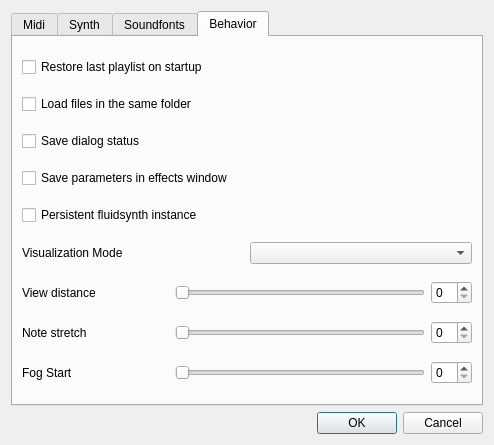
Qt form qmidiplayer-desktop/qmpsettingswindow.ui (chirs241097/QMidiPlayer) before a commit.
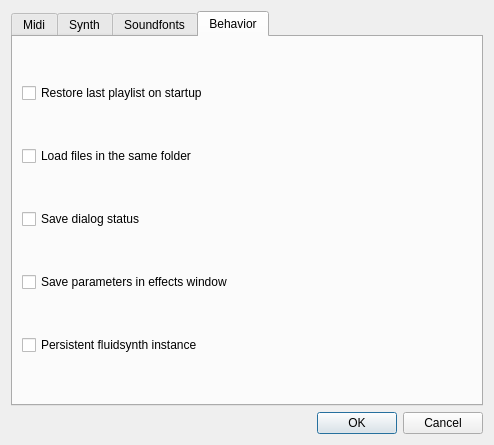
The same form after that commit. The open tabs and pages were chosen to show the change. Icons and pictures are not drawn.

Commit message: First stable version! Remove visualization stub. Complain explicitly if an invalid file is loaded. Remove fluidsynth warnings from stderr.

```diff
--- a/qmidiplayer-desktop/qmpsettingswindow.ui
+++ b/qmidiplayer-desktop/qmpsettingswindow.ui
@@ -562,167 +562,6 @@
          </property>
         </widget>
        </item>
-       <item>
-        <layout class="QHBoxLayout" name="horizontalLayout_2">
-         <item>
-          <widget class="QLabel" name="lbVisualMode">
-           <property name="text">
-            <string>Visualization Mode</string>
-           </property>
-          </widget>
-         </item>
-         <item>
-          <widget class="QComboBox" name="cbVisualMode"/>
-         </item>
-        </layout>
-       </item>
-       <item>
-        <layout class="QHBoxLayout" name="horizontalLayout_3">
-         <item>
-          <widget class="QLabel" name="lbViewDist">
-           <property name="text">
-            <string>View distance</string>
-           </property>
-          </widget>
-         </item>
-         <item>
-          <spacer name="horizontalSpacer">
-           <property name="orientation">
-            <enum>Qt::Horizontal</enum>
-           </property>
-           <property name="sizeType">
-            <enum>QSizePolicy::Expanding</enum>
-           </property>
-           <property name="sizeHint" stdset="0">
-            <size>
-             <width>50</width>
-             <height>20</height>
-            </size>
-           </property>
-          </spacer>
-         </item>
-         <item>
-          <widget class="QSlider" name="hsViewDist">
-           <property name="sizePolicy">
-            <sizepolicy hsizetype="Expanding" vsizetype="Fixed">
-             <horstretch>60</horstretch>
-             <verstretch>0</verstretch>
-            </sizepolicy>
-           </property>
-           <property name="maximumSize">
-            <size>
-             <width>250</width>
-             <height>16777215</height>
-            </size>
-           </property>
-           <property name="orientation">
-            <enum>Qt::Horizontal</enum>
-           </property>
-          </widget>
-         </item>
-         <item>
-          <widget class="QSpinBox" name="sbViewDist"/>
-         </item>
-        </layout>
-       </item>
-       <item>
-        <layout class="QHBoxLayout" name="horizontalLayout_4">
-         <item>
-          <widget class="QLabel" name="lbNoteStretch">
-           <property name="text">
-            <string>Note stretch</string>
-           </property>
-          </widget>
-         </item>
-         <item>
-          <spacer name="horizontalSpacer_2">
-           <property name="orientation">
-            <enum>Qt::Horizontal</enum>
-           </property>
-           <property name="sizeType">
-            <enum>QSizePolicy::Expanding</enum>
-           </property>
-           <property name="sizeHint" stdset="0">
-            <size>
-             <width>60</width>
-             <height>20</height>
-            </size>
-           </property>
-          </spacer>
-         </item>
-         <item>
-          <widget class="QSlider" name="hsNoteStretch">
-           <property name="sizePolicy">
-            <sizepolicy hsizetype="Expanding" vsizetype="Fixed">
-             <horstretch>60</horstretch>
-             <verstretch>0</verstretch>
-            </sizepolicy>
-           </property>
-           <property name="maximumSize">
-            <size>
-             <width>250</width>
-             <height>16777215</height>
-            </size>
-           </property>
-           <property name="orientation">
-            <enum>Qt::Horizontal</enum>
-           </property>
-          </widget>
-         </item>
-         <item>
-          <widget class="QSpinBox" name="sbNoteStretch"/>
-         </item>
-        </layout>
-       </item>
-       <item>
-        <layout class="QHBoxLayout" name="horizontalLayout_5">
-         <item>
-          <widget class="QLabel" name="lbFog">
-           <property name="text">
-            <string>Fog Start</string>
-           </property>
-          </widget>
-         </item>
-         <item>
-          <spacer name="horizontalSpacer_3">
-           <property name="orientation">
-            <enum>Qt::Horizontal</enum>
-           </property>
-           <property name="sizeType">
-            <enum>QSizePolicy::Expanding</enum>
-           </property>
-           <property name="sizeHint" stdset="0">
-            <size>
-             <width>82</width>
-             <height>20</height>
-            </size>
-           </property>
-          </spacer>
-         </item>
-         <item>
-          <widget class="QSlider" name="hsFog">
-           <property name="sizePolicy">
-            <sizepolicy hsizetype="Expanding" vsizetype="Fixed">
-             <horstretch>60</horstretch>
-             <verstretch>0</verstretch>
-            </sizepolicy>
-           </property>
-           <property name="maximumSize">
-            <size>
-             <width>250</width>
-             <height>16777215</height>
-            </size>
-           </property>
-           <property name="orientation">
-            <enum>Qt::Horizontal</enum>
-           </property>
-          </widget>
-         </item>
-         <item>
-          <widget class="QSpinBox" name="sbFog"/>
-         </item>
-        </layout>
-       </item>
       </layout>
      </widget>
     </widget>
```
The commit also changes 8 other files.
